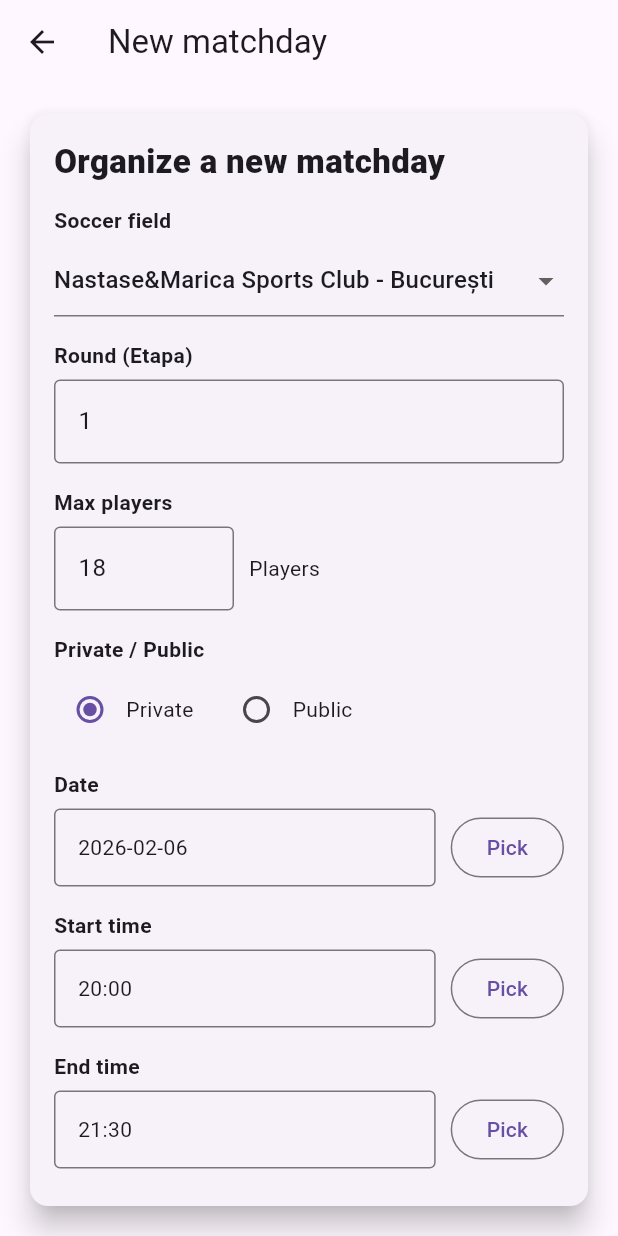
After one commit to neditheg/dino_fc, a Flutter app: the NewMatchdayPage screen opened by its route, on a phone screen of 412 x 824 dp. The commit adds this screen. Run offline on Flutter 3.47's test engine with Material 3 defaults, Android fonts, the phone set to English and light mode, and no system bars; our stand-ins replace graphql_flutter, supabase_flutter; accounts and stored records are empty.

Commit message:
Update work from today

```diff
--- /dev/null
+++ b/lib/src/hasura_config.dart
@@ -0,0 +1,4 @@
+class HasuraConfig {
+  static const String graphqlEndpoint = 'https://dino-fc-api.hasura.app/v1/graphql';
+  // ex: https://xxxxxxx.hasura.app/v1/graphql
+}
--- /dev/null
+++ b/lib/src/new_matchday_page.dart
@@ -0,0 +1,363 @@
+import 'package:flutter/material.dart';
+import 'package:graphql_flutter/graphql_flutter.dart';
+
+class NewMatchdayPage extends StatefulWidget {
+  const NewMatchdayPage({super.key});
+
+  @override
+  State<NewMatchdayPage> createState() => _NewMatchdayPageState();
+}
+
+class _NewMatchdayPageState extends State<NewMatchdayPage> {
+  final _formKey = GlobalKey<FormState>();
+
+  String _soccerField = 'Nastase&Marica Sports Club - București';
+  int _maxPlayers = 18;
+  bool _isPrivate = true;
+
+  DateTime _date = DateTime.now();
+  TimeOfDay _start = const TimeOfDay(hour: 20, minute: 0);
+  TimeOfDay _end = const TimeOfDay(hour: 21, minute: 30);
+
+  final _roundCtrl = TextEditingController(text: "1");
+  final _notesCtrl = TextEditingController();
+
+  @override
+  void dispose() {
+    _roundCtrl.dispose();
+    _notesCtrl.dispose();
+    super.dispose();
+  }
+
+  Future<void> _pickDate() async {
+    final picked = await showDatePicker(
+      context: context,
+      initialDate: _date,
+      firstDate: DateTime(2020),
+      lastDate: DateTime(2100),
+    );
+    if (picked != null) setState(() => _date = picked);
+  }
+
+  Future<void> _pickTimeStart() async {
+    final picked = await showTimePicker(context: context, initialTime: _start);
+    if (picked != null) setState(() => _start = picked);
+  }
+
+  Future<void> _pickTimeEnd() async {
+    final picked = await showTimePicker(context: context, initialTime: _end);
+    if (picked != null) setState(() => _end = picked);
+  }
+
+  @override
+  Widget build(BuildContext context) {
+    final dateStr =
+        "${_date.year}-${_date.month.toString().padLeft(2, '0')}-${_date.day.toString().padLeft(2, '0')}";
+    final startStr =
+        "${_start.hour.toString().padLeft(2, '0')}:${_start.minute.toString().padLeft(2, '0')}";
+    final endStr =
+        "${_end.hour.toString().padLeft(2, '0')}:${_end.minute.toString().padLeft(2, '0')}";
+
+    // ⚙️ default (le facem dinamice după ce publicăm prima etapă)
+    const int defaultClubId = 1;
+    const String defaultSeasonIdBigint = "1"; // ✅ BIGINT => trimitem ca string
+
+    const insertMatchdayMutation = r'''
+      mutation CreateMatchday(
+        $clubId: Int!,
+        $seasonId: bigint!,
+        $matchDate: date!,
+        $roundNo: Int!,
+        $notes: String,
+        $maxPlayers: Int
+      ) {
+        insert_matchdays_one(object: {
+          club_id: $clubId,
+          season_id: $seasonId,
+          match_date: $matchDate,
+          round_no: $roundNo,
+          is_locked: false,
+          notes: $notes,
+          max_players: $maxPlayers
+        }) {
+          id
+          round_no
+          match_date
+        }
+      }
+    ''';
+
+    return Scaffold(
+      appBar: AppBar(title: const Text("New matchday")),
+      body: Center(
+        child: ConstrainedBox(
+          constraints: const BoxConstraints(maxWidth: 680),
+          child: Padding(
+            padding: const EdgeInsets.all(16),
+            child: Card(
+              elevation: 8,
+              child: Padding(
+                padding: const EdgeInsets.all(16),
+                child: Mutation(
+                  options: MutationOptions(document: gql(insertMatchdayMutation)),
+                  builder: (runMutation, result) {
+                    final isSaving = result?.isLoading ?? false;
+
+                    void onSave() {
+                      if (!_formKey.currentState!.validate()) return;
+
+                      final roundNo = int.tryParse(_roundCtrl.text.trim()) ?? 1;
+
+                      runMutation({
+                        "clubId": defaultClubId,
+                        "seasonId": defaultSeasonIdBigint,
+                        "matchDate": dateStr,
+                        "roundNo": roundNo,
+                        "notes": _notesCtrl.text.trim().isEmpty
+                            ? null
+                            : _notesCtrl.text.trim(),
+                        "maxPlayers": _maxPlayers,
+                      });
+                    }
+
+                    // Handle result
+                    WidgetsBinding.instance.addPostFrameCallback((_) {
+                      if (result == null) return;
+                      if (result.isLoading) return;
+
+                      if (result.hasException) {
+                        ScaffoldMessenger.of(context).showSnackBar(
+                          SnackBar(
+                            content: Text(result.exception.toString()),
+                            backgroundColor: Colors.red,
+                          ),
+                        );
+                        return;
+                      }
+
+                      final created = result.data?['insert_matchdays_one'];
+                      if (created != null) {
+                        ScaffoldMessenger.of(context).showSnackBar(
+                          SnackBar(
+                            content: Text(
+                              "Etapa salvată ✅ (ID: ${created['id']}, round: ${created['round_no']})",
+                            ),
+                          ),
+                        );
+                        Navigator.pop(context);
+                      }
+                    });
+
+                    return Form(
+                      key: _formKey,
+                      child: ListView(
+                        shrinkWrap: true,
+                        children: [
+                          const Text(
+                            "Organize a new matchday",
+                            style: TextStyle(fontSize: 22, fontWeight: FontWeight.w800),
+                          ),
+                          const SizedBox(height: 14),
+
+                          const Text("Soccer field",
+                              style: TextStyle(fontWeight: FontWeight.w700)),
+                          const SizedBox(height: 6),
+                          DropdownButtonFormField<String>(
+                            value: _soccerField,
+                            items: const [
+                              DropdownMenuItem(
+                                value: 'Nastase&Marica Sports Club - București',
+                                child: Text('Nastase&Marica Sports Club - București'),
+                              ),
+                              DropdownMenuItem(
+                                value: 'Alt teren (demo)',
+                                child: Text('Alt teren (demo)'),
+                              ),
+                            ],
+                            onChanged: isSaving
+                                ? null
+                                : (v) => setState(() => _soccerField = v ?? _soccerField),
+                          ),
+
+                          const SizedBox(height: 16),
+                          const Text("Round (Etapa)",
+                              style: TextStyle(fontWeight: FontWeight.w700)),
+                          const SizedBox(height: 6),
+                          TextFormField(
+                            controller: _roundCtrl,
+                            keyboardType: TextInputType.number,
+                            decoration: const InputDecoration(border: OutlineInputBorder()),
+                            validator: (v) {
+                              final n = int.tryParse(v ?? '');
+                              if (n == null || n <= 0) return "Invalid round";
+                              return null;
+                            },
+                            enabled: !isSaving,
+                          ),
+
+                          const SizedBox(height: 16),
+                          const Text("Max players",
+                              style: TextStyle(fontWeight: FontWeight.w700)),
+                          const SizedBox(height: 6),
+                          Row(
+                            children: [
+                              SizedBox(
+                                width: 120,
+                                child: TextFormField(
+                                  initialValue: _maxPlayers.toString(),
+                                  keyboardType: TextInputType.number,
+                                  decoration:
+                                      const InputDecoration(border: OutlineInputBorder()),
+                                  validator: (v) {
+                                    final n = int.tryParse(v ?? '');
+                                    if (n == null || n <= 0) return "Invalid";
+                                    return null;
+                                  },
+                                  enabled: !isSaving,
+                                  onChanged: (v) {
+                                    final n = int.tryParse(v);
+                                    if (n != null) setState(() => _maxPlayers = n);
+                                  },
+                                ),
+                              ),
+                              const SizedBox(width: 10),
+                              const Text("Players"),
+                            ],
+                          ),
+
+                          const SizedBox(height: 16),
+                          const Text("Private / Public",
+                              style: TextStyle(fontWeight: FontWeight.w700)),
+                          const SizedBox(height: 6),
+                          Row(
+                            children: [
+                              Radio<bool>(
+                                value: true,
+                                groupValue: _isPrivate,
+                                onChanged: isSaving
+                                    ? null
+                                    : (_) => setState(() => _isPrivate = true),
+                              ),
+                              const Text("Private"),
+                              const SizedBox(width: 18),
+                              Radio<bool>(
+                                value: false,
+                                groupValue: _isPrivate,
+                                onChanged: isSaving
+                                    ? null
+                                    : (_) => setState(() => _isPrivate = false),
+                              ),
+                              const Text("Public"),
+                            ],
+                          ),
+
+                          const SizedBox(height: 16),
+                          const Text("Date",
+                              style: TextStyle(fontWeight: FontWeight.w700)),
+                          const SizedBox(height: 6),
+                          Row(
+                            children: [
+                              Expanded(
+                                child: InputDecorator(
+                                  decoration:
+                                      const InputDecoration(border: OutlineInputBorder()),
+                                  child: Text(dateStr),
+                                ),
+                              ),
+                              const SizedBox(width: 10),
+                              OutlinedButton(
+                                onPressed: isSaving ? null : _pickDate,
+                                child: const Text("Pick"),
+                              ),
+                            ],
+                          ),
+
+                          const SizedBox(height: 16),
+                          const Text("Start time",
+                              style: TextStyle(fontWeight: FontWeight.w700)),
+                          const SizedBox(height: 6),
+                          Row(
+                            children: [
+                              Expanded(
+                                child: InputDecorator(
+                                  decoration:
+                                      const InputDecoration(border: OutlineInputBorder()),
+                                  child: Text(startStr),
+                                ),
+                              ),
+                              const SizedBox(width: 10),
+                              OutlinedButton(
+                                onPressed: isSaving ? null : _pickTimeStart,
+                                child: const Text("Pick"),
+                              ),
+                            ],
+                          ),
+
+                          const SizedBox(height: 16),
+                          const Text("End time",
+                              style: TextStyle(fontWeight: FontWeight.w700)),
+                          const SizedBox(height: 6),
+                          Row(
+                            children: [
+                              Expanded(
+                                child: InputDecorator(
+                                  decoration:
+                                      const InputDecoration(border: OutlineInputBorder()),
+                                  child: Text(endStr),
+                                ),
+                              ),
+                              const SizedBox(width: 10),
+                              OutlinedButton(
+                                onPressed: isSaving ? null : _pickTimeEnd,
+                                child: const Text("Pick"),
+                              ),
+                            ],
+                          ),
+
+                          const SizedBox(height: 16),
+                          const Text("Notes",
+                              style: TextStyle(fontWeight: FontWeight.w700)),
+                          const SizedBox(height: 6),
+                          TextFormField(
+                            controller: _notesCtrl,
+                            minLines: 3,
+                            maxLines: 6,
+                            enabled: !isSaving,
+                            decoration: const InputDecoration(
+                              border: OutlineInputBorder(),
+                              hintText: "Detalii despre etapă…",
+                            ),
+                          ),
+
+                          const SizedBox(height: 18),
+                          ElevatedButton(
+                            onPressed: isSaving ? null : onSave,
+                            child: Row(
+                              mainAxisAlignment: MainAxisAlignment.center,
+                              children: [
+                                if (isSaving) ...[
+                                  const SizedBox(
+                                    width: 18,
+                                    height: 18,
+                                    child: CircularProgressIndicator(strokeWidth: 2),
+                                  ),
+                                  const SizedBox(width: 10),
+                                  const Text("Saving..."),
+                                ] else
+                                  const Text("Save matchday"),
+                              ],
+                            ),
+                          ),
+                        ],
+                      ),
+                    );
+                  },
+                ),
+              ),
+            ),
+          ),
+        ),
+      ),
+    );
+  }
+}
--- a/pubspec.yaml
+++ b/pubspec.yaml
@@ -31,10 +31,12 @@ dependencies:
   flutter:
     sdk: flutter
 
+
   # The following adds the Cupertino Icons font to your application.
   # Use with the CupertinoIcons class for iOS style icons.
   cupertino_icons: ^1.0.8
   supabase_flutter: ^2.12.0
+  graphql_flutter: ^5.2.0
 
 dev_dependencies:
   flutter_test:
@@ -57,6 +59,8 @@ flutter:
 
   assets:
     - assets/images/
+
+
 
 
   # To add assets to your application, add an assets section, like this:
```
Also changed, not shown: lib/main.dart (+20 -6 lines), lib/src/graphql_client.dart (added, +32 -0 lines), lib/src/home_page.dart (+36 -4 lines), pubspec.lock, 3 other files.
